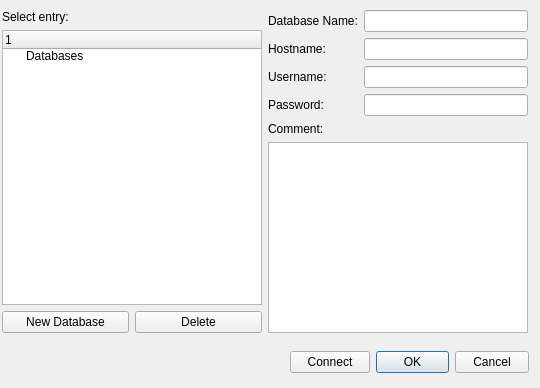
First picture: the form in dialogdatabasemanager.ui, repository TmCrafz/Database_web_manager, before the edit.
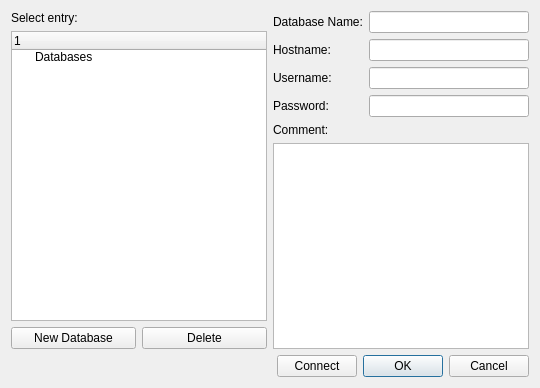
Second picture: the form after the edit.

Commit message: The programm can now show the entries of the first table and the programm can now add data to the db, but only when the table have a special structur (4 columns with id, date and two text columns)

The edit to the form file:
```diff
--- a/dialogdatabasemanager.ui
+++ b/dialogdatabasemanager.ui
@@ -13,44 +13,8 @@
   <property name="windowTitle">
    <string>Dialog</string>
   </property>
-  <widget class="QWidget" name="layoutWidget">
-   <property name="geometry">
-    <rect>
-     <x>290</x>
-     <y>350</y>
-     <width>239</width>
-     <height>25</height>
-    </rect>
-   </property>
-   <layout class="QHBoxLayout" name="horizontalLayout">
-    <item>
-     <widget class="QPushButton" name="pushBtnConnect">
-      <property name="text">
-       <string>Connect</string>
-      </property>
-     </widget>
-    </item>
-    <item>
-     <widget class="QDialogButtonBox" name="buttonBox">
-      <property name="orientation">
-       <enum>Qt::Horizontal</enum>
-      </property>
-      <property name="standardButtons">
-       <set>QDialogButtonBox::Cancel|QDialogButtonBox::Ok</set>
-      </property>
-     </widget>
-    </item>
-   </layout>
-  </widget>
-  <widget class="QWidget" name="layoutWidget">
-   <property name="geometry">
-    <rect>
-     <x>2</x>
-     <y>10</y>
-     <width>526</width>
-     <height>323</height>
-    </rect>
-   </property>
+  <layout class="QGridLayout" name="gridLayout">
+   <item row="0" column="0">
    <layout class="QHBoxLayout" name="horizontalLayout_3">
     <item>
      <layout class="QVBoxLayout" name="verticalLayout_6">
@@ -161,7 +125,55 @@
      </layout>
     </item>
    </layout>
-  </widget>
+   </item>
+   <item row="1" column="0">
+    <layout class="QHBoxLayout" name="horizontalLayout">
+     <item>
+      <spacer name="horizontalSpacer">
+       <property name="orientation">
+        <enum>Qt::Horizontal</enum>
+       </property>
+       <property name="sizeHint" stdset="0">
+        <size>
+         <width>40</width>
+         <height>20</height>
+        </size>
+       </property>
+      </spacer>
+     </item>
+     <item>
+      <spacer name="horizontalSpacer_2">
+       <property name="orientation">
+        <enum>Qt::Horizontal</enum>
+       </property>
+       <property name="sizeHint" stdset="0">
+        <size>
+         <width>40</width>
+         <height>20</height>
+        </size>
+       </property>
+      </spacer>
+     </item>
+     <item>
+      <widget class="QPushButton" name="pushBtnConnect">
+       <property name="text">
+        <string>Connect</string>
+       </property>
+      </widget>
+     </item>
+     <item>
+      <widget class="QDialogButtonBox" name="buttonBox">
+       <property name="orientation">
+        <enum>Qt::Horizontal</enum>
+       </property>
+       <property name="standardButtons">
+        <set>QDialogButtonBox::Cancel|QDialogButtonBox::Ok</set>
+       </property>
+      </widget>
+     </item>
+    </layout>
+   </item>
+  </layout>
  </widget>
  <resources/>
  <connections>
```
Lines whose indentation alone changed are shown as unchanged. The commit also changes 5 other files.
